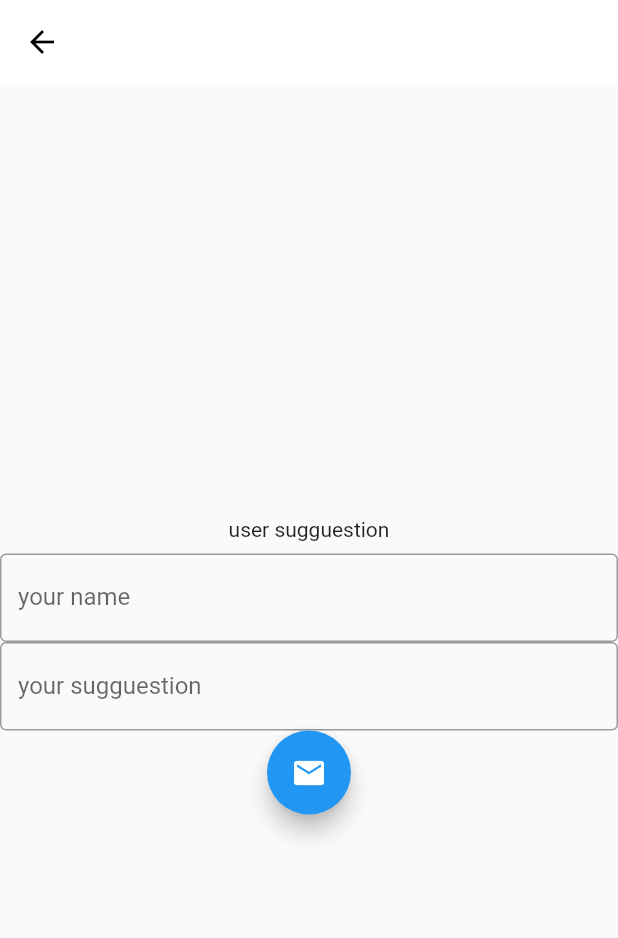
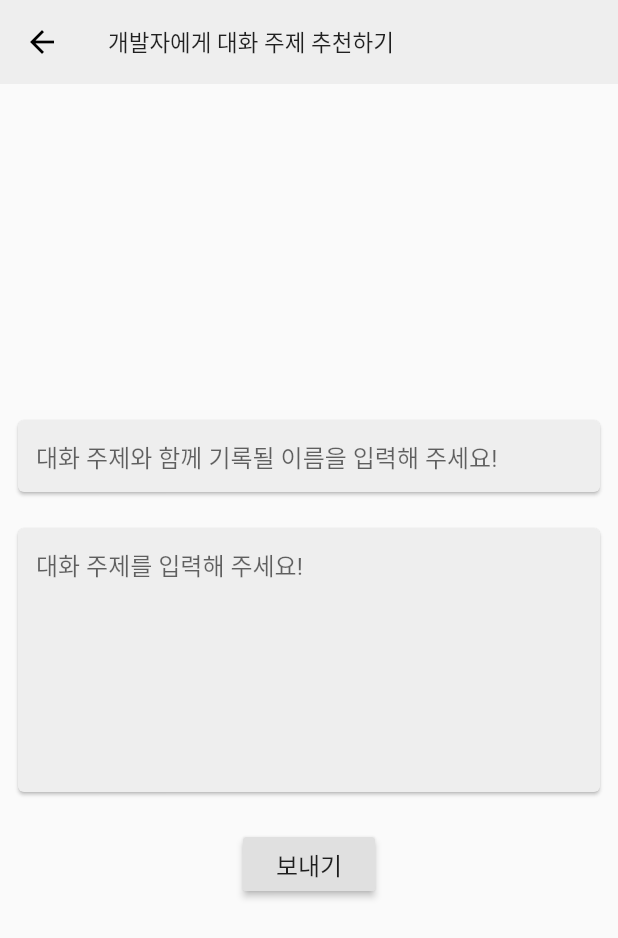
Before and after one commit to yonmoyonmo/small_talk_helper_app, a Flutter app: the UserSugguestion screen opened by its route, on a phone screen of 412 x 824 dp. Shown: the top 938 px of the screen. Run offline on Flutter 3.47's test engine with Material 2 defaults, Android fonts, the phone set to English and light mode, and no system bars; our stand-ins replace like_button, shared_preferences; accounts and stored records are empty; network calls fail; Roboto replaces fonts that are missing (DungGeunMo).

Commit message:
beautiful ui added

```diff
--- a/lib/screens/AnimatedSplashPage.dart
+++ b/lib/screens/AnimatedSplashPage.dart
@@ -45,6 +45,12 @@ class _AnimatedSplashPageState extends State<AnimatedSplashPage>
           mainAxisAlignment: MainAxisAlignment.center,
           children: [
             Container(
+                height: 200,
+                alignment: Alignment.center,
+                child: Image(
+                  image: AssetImage("images/SmallTalkHelperAppIcon.png"),
+                )),
+            Container(
               alignment: Alignment.center,
               child: Text(
                 "스몰 토크 헬퍼",
--- a/lib/screens/UserSugguestion.dart
+++ b/lib/screens/UserSugguestion.dart
@@ -17,6 +17,24 @@ class _UserSugguestionState extends State<UserSugguestion> {
 
   late var afterJob = false;
 
+  final ButtonStyle flatButtonStyle = TextButton.styleFrom(
+    primary: Colors.black87,
+    minimumSize: Size(88, 36),
+    padding: EdgeInsets.symmetric(horizontal: 16.0),
+    shape: const RoundedRectangleBorder(
+      borderRadius: BorderRadius.all(Radius.circular(2.0)),
+    ),
+  );
+  final ButtonStyle raisedButtonStyle = ElevatedButton.styleFrom(
+    onPrimary: Colors.black87,
+    primary: Colors.grey[300],
+    minimumSize: Size(88, 36),
+    padding: EdgeInsets.symmetric(horizontal: 16),
+    shape: const RoundedRectangleBorder(
+      borderRadius: BorderRadius.all(Radius.circular(2)),
+    ),
+  );
+
   @override
   Widget build(BuildContext context) {
     if (afterJob) {
@@ -27,41 +45,77 @@ class _UserSugguestionState extends State<UserSugguestion> {
           elevation: 0,
           iconTheme: IconThemeData(color: Colors.black),
         ),
-        body: Text("뒤로 가세요 제발 짜증나게 하지 말고"),
+        body: Container(
+          color: Colors.white,
+          alignment: Alignment.center,
+          child: TextButton(
+              style: flatButtonStyle,
+              child: Text(
+                "뒤로가기",
+                style: TextStyle(fontSize: 30),
+              ),
+              onPressed: () {
+                Navigator.pushNamed(context, '/home');
+              }),
+        ),
       ));
     } else {
       return SafeArea(
           child: Scaffold(
         appBar: AppBar(
-          backgroundColor: Colors.white,
+          backgroundColor: Colors.grey[200],
           elevation: 0,
           iconTheme: IconThemeData(color: Colors.black),
+          title: Text(
+            "개발자에게 대화 주제 추천하기",
+            style: TextStyle(fontSize: 15),
+          ),
         ),
         body: Column(
           mainAxisAlignment: MainAxisAlignment.center,
           children: [
+            Card(
+              margin: EdgeInsets.all(12),
+              color: Colors.grey[200],
+              child: Padding(
+                padding: EdgeInsets.all(12),
+                child: TextField(
+                  controller: userNameController,
+                  maxLines: 1,
+                  decoration: InputDecoration.collapsed(
+                      hintText: "대화 주제와 함께 기록될 이름을 입력해 주세요!"),
+                  style: TextStyle(fontSize: 16),
+                ),
+              ),
+            ),
+            Card(
+              margin: EdgeInsets.all(12),
+              color: Colors.grey[200],
+              child: Padding(
+                padding: EdgeInsets.all(12),
+                child: TextField(
+                  controller: userSugguestionController,
+                  maxLines: 8,
+                  decoration: InputDecoration.collapsed(
+                    hintText: "대화 주제를 입력해 주세요!",
+                  ),
+                  style: TextStyle(fontSize: 16),
+                ),
+              ),
+            ),
             Container(
-              margin: EdgeInsets.all(8),
-              child: Text("user sugguestion"),
+              margin: EdgeInsets.all(12),
+              width: 100,
+              alignment: Alignment.center,
+              child: ElevatedButton(
+                style: raisedButtonStyle,
+                child: Text(
+                  "보내기",
+                  style: TextStyle(fontSize: 16),
+                ),
+                onPressed: _submit,
+              ),
             ),
-            TextField(
-              decoration: InputDecoration(
-                border: OutlineInputBorder(),
-                labelText: 'your name',
-              ),
-              controller: userNameController,
-            ),
-            TextField(
-              decoration: InputDecoration(
-                border: OutlineInputBorder(),
-                labelText: 'your sugguestion',
-              ),
-              controller: userSugguestionController,
-            ),
-            FloatingActionButton(
-              child: Icon(Icons.mail),
-              onPressed: _submit,
-            )
           ],
         ),
       ));
@@ -74,7 +128,7 @@ class _UserSugguestionState extends State<UserSugguestion> {
       showDialog(
           context: context,
           builder: (context) {
-            return AlertDialog(content: Text("내용 입력 요망"));
+            return AlertDialog(content: Text("내용을 입력해 주세요!"));
           });
     } else {
       var result = await _sendSugguestion();
@@ -85,13 +139,65 @@ class _UserSugguestionState extends State<UserSugguestion> {
         showDialog(
             context: context,
             builder: (context) {
-              return AlertDialog(content: Text("잘 보내졌읍니다."));
+              return AlertDialog(
+                shape: RoundedRectangleBorder(
+                    borderRadius: BorderRadius.circular(10.0)),
+                title: Column(
+                  children: <Widget>[
+                    new Text("감사합니당!"),
+                  ],
+                ),
+                content: Column(
+                  mainAxisSize: MainAxisSize.min,
+                  crossAxisAlignment: CrossAxisAlignment.start,
+                  children: <Widget>[
+                    Text(
+                      "보내 주신 대화 주제는 검토 후 입력하신 이름과 함께 등록해 놓을게용!",
+                    ),
+                  ],
+                ),
+                actions: <Widget>[
+                  new TextButton(
+                    style: flatButtonStyle,
+                    child: new Text("홈으로 돌아가기"),
+                    onPressed: () {
+                      Navigator.pushNamed(context, '/home');
+                    },
+                  ),
+                ],
+              );
             });
       } else {
         showDialog(
             context: context,
             builder: (context) {
-              return AlertDialog(content: Text("실패함 ㅋ"));
+              return AlertDialog(
+                shape: RoundedRectangleBorder(
+                    borderRadius: BorderRadius.circular(10.0)),
+                title: Column(
+                  children: <Widget>[
+                    new Text("문제가 생겼습니다!"),
+                  ],
+                ),
+                content: Column(
+                  mainAxisSize: MainAxisSize.min,
+                  crossAxisAlignment: CrossAxisAlignment.start,
+                  children: <Widget>[
+                    Text(
+                      "전송에 문제가 생겼습니다! 나중에 다시 시도해 주세요!",
+                    ),
+                  ],
+                ),
+                actions: <Widget>[
+                  new TextButton(
+                    style: flatButtonStyle,
+                    child: new Text("홈으로 돌아가기"),
+                    onPressed: () {
+                      Navigator.pushNamed(context, '/home');
+                    },
+                  ),
+                ],
+              );
             });
       }
     }
```
Also changed, not shown: lib/screens/Home.dart (+20 -6 lines), lib/screens/ToptenList.dart (+10 -7 lines), images/SmallTalkHelperAppIcon.png (added), images/devSample.png (deleted).
